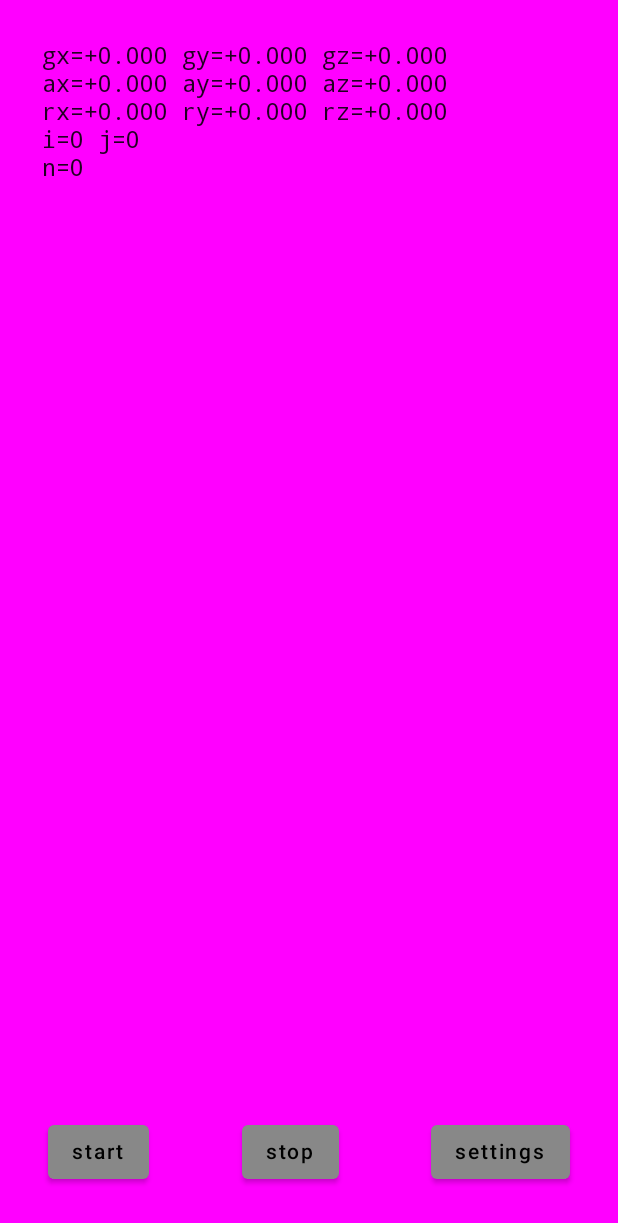
After one commit to nuru-nu/pantone, an Android app built with Jetpack Compose: the composable UserInterface shown on its own in the app's theme, on a phone screen of 412 x 824 dp. The commit adds this screen. Shown: the top 1223 px of the screen. Run offline under Robolectric (Android 15) with nearby library versions, the phone set to English and light mode, and no system bars.

Commit message:
Adds service and settings.

```diff
--- a/app/build.gradle
+++ b/app/build.gradle
@@ -54,6 +54,8 @@ dependencies {
     implementation "androidx.compose.ui:ui:$compose_ui_version"
     implementation "androidx.compose.ui:ui-tooling-preview:$compose_ui_version"
     implementation 'androidx.compose.material:material:1.2.0'
+    implementation 'androidx.appcompat:appcompat:1.6.1'
+    implementation 'androidx.preference:preference-ktx:1.2.1'
     testImplementation 'junit:junit:4.13.2'
     androidTestImplementation 'androidx.test.ext:junit:1.1.3'
     androidTestImplementation 'androidx.test.espresso:espresso-core:3.4.0'
--- /dev/null
+++ b/app/src/main/java/nu/nuru/hellogravity/UserInterface.kt
@@ -0,0 +1,99 @@
+package nu.nuru.hellogravity
+
+import android.util.Log
+import androidx.compose.foundation.layout.Arrangement
+import androidx.compose.foundation.layout.Column
+import androidx.compose.foundation.layout.Row
+import androidx.compose.foundation.layout.Spacer
+import androidx.compose.foundation.layout.fillMaxSize
+import androidx.compose.foundation.layout.fillMaxWidth
+import androidx.compose.foundation.layout.padding
+import androidx.compose.foundation.layout.width
+import androidx.compose.material.Button
+import androidx.compose.material.ButtonDefaults
+import androidx.compose.material.Surface
+import androidx.compose.material.Text
+import androidx.compose.runtime.Composable
+import androidx.compose.ui.Modifier
+import androidx.compose.ui.graphics.Color
+import androidx.compose.ui.text.font.FontFamily
+import androidx.compose.ui.tooling.preview.Preview
+import androidx.compose.ui.unit.dp
+import nu.nuru.hellogravity.ui.theme.HelloGravityTheme
+
+@Composable
+fun UserInterface(
+    context: MainActivity? = null,
+    n: Int = 0,
+    backgroundColor: Color = Color.Magenta,
+    data: SensorData = SensorData(),
+    i: Int = 0, j: Int = 0
+) {
+    Surface(color = backgroundColor) {
+        Column(
+            modifier = Modifier
+                .fillMaxSize()
+                .padding(16.dp)
+        ) {
+
+            Text(
+                text = data.serializeMultiline() + "\ni=$i j=$j\nn=$n",
+                modifier = Modifier.padding(12.dp),
+                fontFamily = FontFamily.Monospace
+            )
+
+            Spacer(modifier = Modifier.weight(1f))
+
+            Row(
+                modifier = Modifier.fillMaxWidth(),
+                horizontalArrangement = Arrangement.SpaceBetween
+            ) {
+                val colors = ButtonDefaults.buttonColors(
+                    backgroundColor = Color.Gray,
+                )
+                Button(
+                    modifier = Modifier.padding(16.dp),
+                    colors = ButtonDefaults.buttonColors(
+                        backgroundColor = Color.Gray,
+                    ),
+                    onClick = {
+                        Log.v(TAG, "clicked start")
+                        context?.startService()
+                    }
+                ) {
+                    Text(text = "start")
+                }
+                Spacer(modifier = Modifier.width(16.dp))
+                Button(
+                    modifier = Modifier.padding(16.dp),
+                    colors = colors,
+                    onClick = {
+                        Log.v(TAG, "clicked stop")
+                        context?.stopService()
+                    }
+                ) {
+                    Text(text = "stop")
+                }
+                Spacer(modifier = Modifier.width(16.dp))
+                Button(
+                    modifier = Modifier.padding(16.dp),
+                    colors = colors,
+                    onClick = {
+                        Log.v(TAG, "clicked settings")
+                        context?.showSettings()
+                    }
+                ) {
+                    Text(text = "settings")
+                }
+            }
+        }
+    }
+}
+
+@Preview(showBackground = true)
+@Composable
+fun DefaultPreview() {
+    HelloGravityTheme {
+        UserInterface()
+    }
+}
--- a/app/src/main/java/nu/nuru/hellogravity/lights/LightsInterface.kt
+++ b/app/src/main/java/nu/nuru/hellogravity/lights/LightsInterface.kt
@@ -10,6 +10,7 @@ data class LightColor(val r: Float, val g: Float, val b: Float) {
 
 interface LightsInterface {
     fun init() {}
+    fun setServerIp(ip: String?) {}
     fun setColor(color: LightColor)
     // Returns true if permission request was handled (i.e. if
     fun onRequestPermissionsResult(requestCode: Int, permissions: Array<out String>, grantResults: IntArray): Boolean {
--- a/app/src/main/res/values/strings.xml
+++ b/app/src/main/res/values/strings.xml
@@ -1,3 +1,5 @@
 <resources>
     <string name="app_name">Hello Gravity</string>
+    <string name="preferences_log_csv">log_csv</string>
+    <string name="preferences_dmxserver_ip">dmxserver_ip</string>
 </resources>
--- a/app/src/main/res/values/themes.xml
+++ b/app/src/main/res/values/themes.xml
@@ -1,7 +1,7 @@
 <?xml version="1.0" encoding="utf-8"?>
 <resources>
 
-    <style name="Theme.HelloGravity" parent="android:Theme.Material.Light.NoActionBar">
+    <style name="Theme.HelloGravity" parent="Theme.AppCompat.Light.NoActionBar">
         <item name="android:statusBarColor">@color/purple_700</item>
     </style>
 </resources>
```
Also changed, not shown: app/src/main/AndroidManifest.xml (+8 -0 lines), app/src/main/java/nu/nuru/hellogravity/MainActivity.kt (+42 -101 lines), app/src/main/java/nu/nuru/hellogravity/MyApplication.kt (added, +36 -0 lines), app/src/main/java/nu/nuru/hellogravity/SensorService.kt (added, +156 -0 lines), app/src/main/java/nu/nuru/hellogravity/SettingsActivity.kt (added, +35 -0 lines), app/src/main/java/nu/nuru/hellogravity/ToColor.kt (+15 -4 lines), app/src/main/java/nu/nuru/hellogravity/Utilities.kt (+27 -9 lines), app/src/main/java/nu/nuru/hellogravity/lights/LightsOsc.kt (+19 -4 lines), app/src/main/res/xml/settings_preferences.xml (added, +14 -0 lines), 1 other file.
